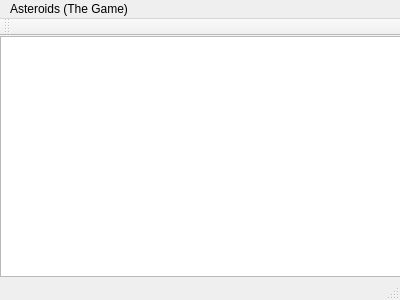
Above: mainwindow.ui from harkaranbrar/Astroids before the change. Below: the same form after it.
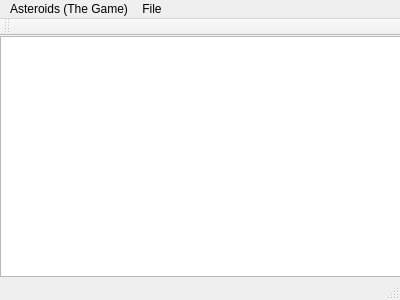
That is the form after the change.

The edit to the form file:
```diff
--- a/mainwindow.ui
+++ b/mainwindow.ui
@@ -39,7 +39,13 @@
      <string>Asteroids (The Game)</string>
     </property>
    </widget>
+   <widget class="QMenu" name="menuFile">
+    <property name="title">
+     <string>File</string>
+    </property>
+   </widget>
    <addaction name="menuAsteroids_The_Game"/>
+   <addaction name="menuFile"/>
   </widget>
   <widget class="QToolBar" name="mainToolBar">
    <attribute name="toolBarArea">
```
Left out of the diff: 10 changed lines with no effect on the pictures.
